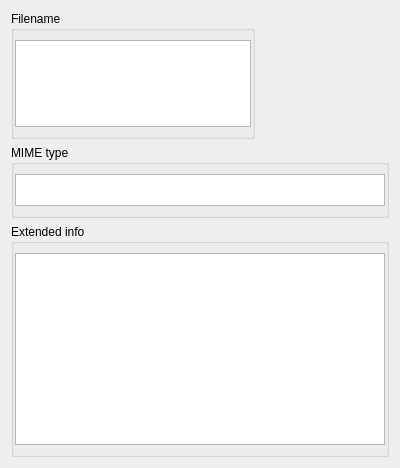
This is fileinsightsubdialog.ui in jlu5/FileInsight as Qt 5 draws it before an edit. The edited form follows.
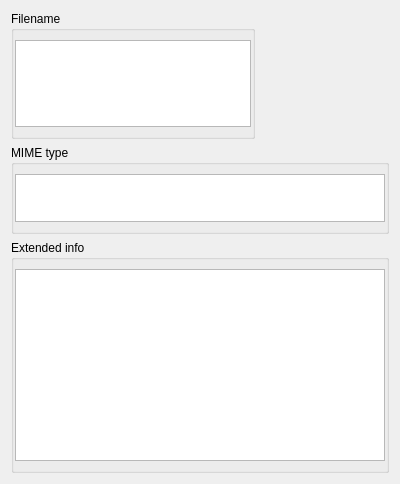
This is the edited form.

Commit message: subdialog: increase MIME type textbox size so that longer types fit

Patch:
```diff
--- a/fileinsightsubdialog.ui
+++ b/fileinsightsubdialog.ui
@@ -7,7 +7,7 @@
     <x>0</x>
     <y>0</y>
     <width>400</width>
-    <height>403</height>
+    <height>456</height>
    </rect>
   </property>
   <property name="windowTitle">
@@ -83,7 +83,7 @@
       <item>
        <widget class="QPlainTextEdit" name="mimeOutput">
         <property name="sizePolicy">
-         <sizepolicy hsizetype="Expanding" vsizetype="Preferred">
+         <sizepolicy hsizetype="Expanding" vsizetype="Minimum">
           <horstretch>0</horstretch>
           <verstretch>0</verstretch>
          </sizepolicy>
@@ -91,7 +91,7 @@
         <property name="minimumSize">
          <size>
           <width>0</width>
-          <height>32</height>
+          <height>48</height>
          </size>
         </property>
         <property name="horizontalScrollBarPolicy">
```
Left out of the diff: 6 changed lines with no effect on the pictures.
